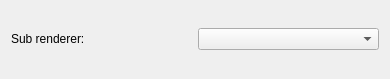
Qt form src/ui/qgsinvertedpolygonrendererwidgetbase.ui (qgis/QGIS) before a commit.
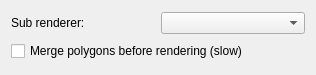
The same form after that commit.

Commit message: Inverted polygon renderer: add an option to preprocess polygons using an union

```diff
--- a/src/ui/qgsinvertedpolygonrendererwidgetbase.ui
+++ b/src/ui/qgsinvertedpolygonrendererwidgetbase.ui
@@ -6,8 +6,8 @@
    <rect>
     <x>0</x>
     <y>0</y>
-    <width>390</width>
-    <height>79</height>
+    <width>316</width>
+    <height>75</height>
    </rect>
   </property>
   <property name="windowTitle">
@@ -28,6 +28,16 @@
      </item>
     </layout>
    </item>
+   <item>
+    <widget class="QCheckBox" name="mMergePolygonsCheckBox">
+     <property name="toolTip">
+      <string/>
+     </property>
+     <property name="text">
+      <string>Merge polygons before rendering (slow)</string>
+     </property>
+    </widget>
+   </item>
   </layout>
  </widget>
  <resources/>
```
The commit also changes 13 other files.
